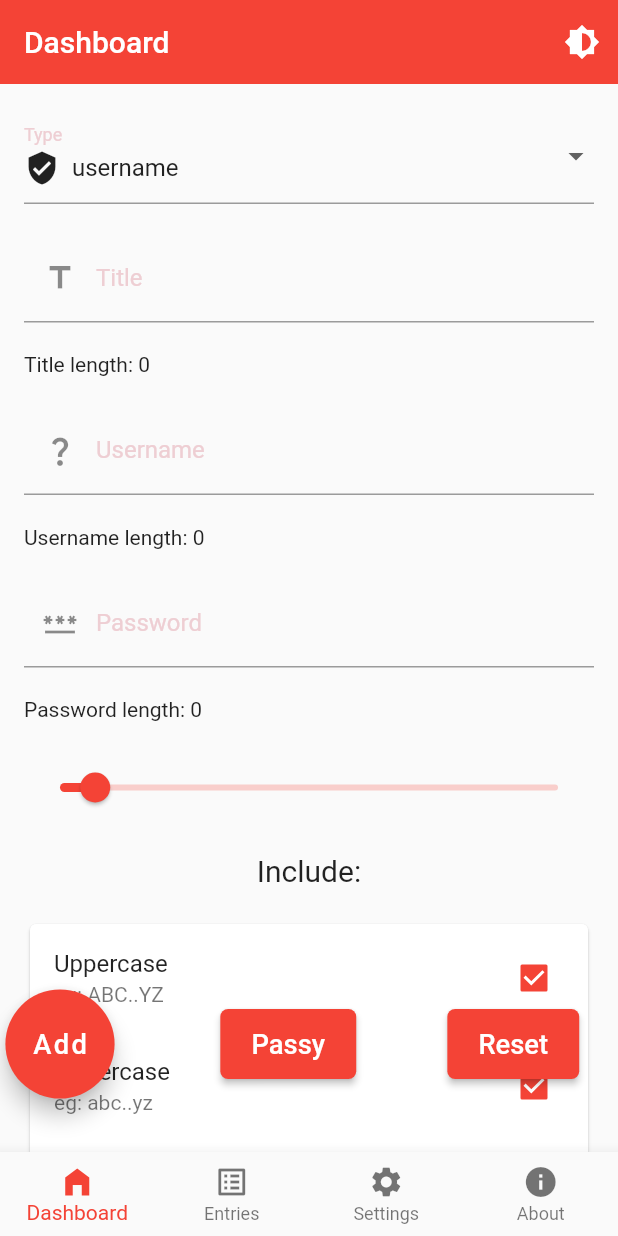
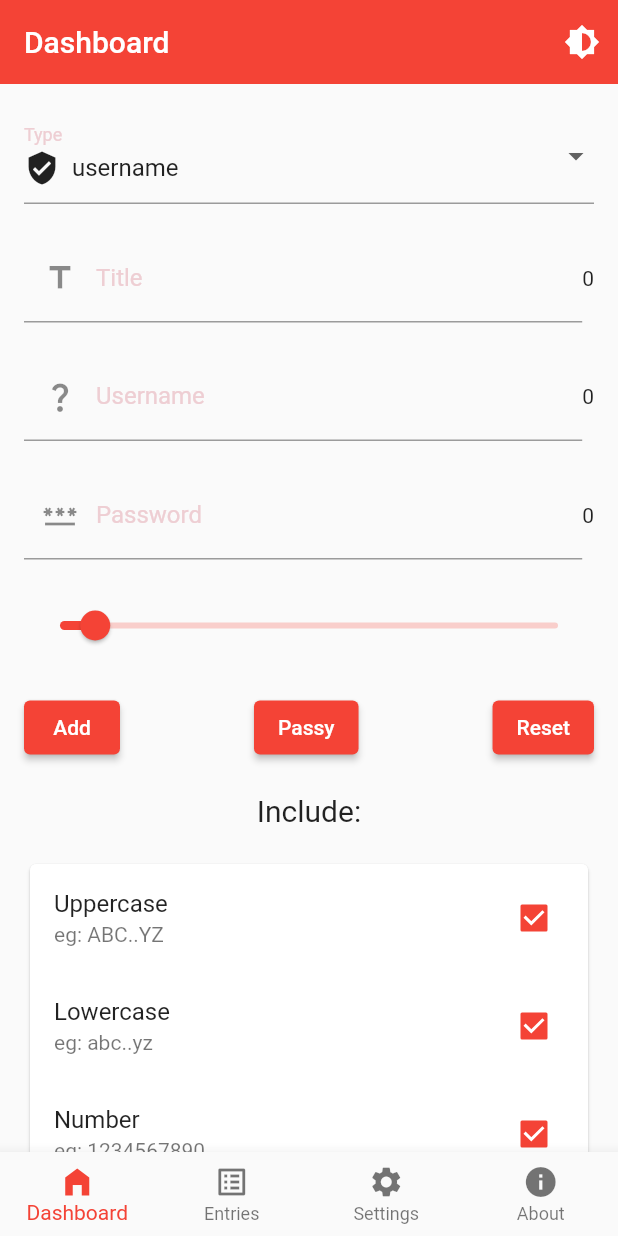
Before and after one commit to Crewdev7/New, a Flutter app: the screen it shows after launch, on a phone screen of 412 x 824 dp. Run offline on Flutter 3.47's test engine with Material 2 defaults, Android fonts, the phone set to English and light mode, and no system bars; our stand-ins replace cherry_toast, fluttertoast, motion_toast, shared_preferences, sqflite, sqflite_common_ffi; missing offline and left inert: window_size; accounts and stored records are empty; project files that could hold a hidden picture were left out.

Commit message:
loging enabled

```diff
--- a/lib/main.dart
+++ b/lib/main.dart
@@ -53,25 +53,23 @@ Future main() async {
         create: (context) => Sources(),
       ),
     ],
-    child: const PasswordManagerApp(),
+    child: PasswordManagerApp(),
   ));
-
-  // FlutterLocalNotificationsPlugin flutterLocalNotificationsPlugin =
-  //     FlutterLocalNotificationsPlugin();
-  // const AndroidInitializationSettings initializationSettingsAndroid =
-  //     AndroidInitializationSettings("@mipmap/ic_launcher");
-  // final InitializationSettings initializationSettings =
-  //     InitializationSettings(android: initializationSettingsAndroid);
-  // await flutterLocalNotificationsPlugin.initialize(initializationSettings);
 }
 
-class PasswordManagerApp extends StatelessWidget {
+class PasswordManagerApp extends StatefulWidget {
   const PasswordManagerApp({super.key});
+
+  @override
+  State<PasswordManagerApp> createState() => _PasswordManagerAppState();
+}
+
+class _PasswordManagerAppState extends State<PasswordManagerApp> {
+  AppProvider appState = new AppProvider();
 
   @override
   Widget build(BuildContext context) {
     var themeData = Provider.of<AppProvider>(context);
-    themeData.loadTheme();
 
     // var settingz = context.read<Sources>();
     // settingz.().then(
--- a/lib/src/models/app_model_provider.dart
+++ b/lib/src/models/app_model_provider.dart
@@ -10,12 +10,14 @@ class AppProvider extends ChangeNotifier {
     notifyListeners();
     final pref = await SharedPreferences.getInstance();
     await pref.setBool("darkTheme", isDark);
+    print("Theme set to isDark:$isDark");
   }
 
   Future<void> loadTheme() async {
     final pref = await SharedPreferences.getInstance();
     var isDark = pref.getBool("darkTheme");
     _isDarkMode = isDark!;
+    print("Theme loaded isDark:$isDark");
     notifyListeners();
   }
 }
--- a/lib/src/screens/add.dart
+++ b/lib/src/screens/add.dart
@@ -7,14 +7,9 @@ import 'package:provider/provider.dart';
 import '../globals.dart';
 import '../utils/mix.dart';
 
-class AddScreen extends StatefulWidget {
+class AddScreen extends StatelessWidget {
   const AddScreen({super.key});
 
-  @override
-  State<AddScreen> createState() => _AddScreenState();
-}
-
-class _AddScreenState extends State<AddScreen> {
   @override
   Widget build(BuildContext context) {
     return MyScaffold(
@@ -31,32 +26,11 @@ class _AddScreenState extends State<AddScreen> {
             ...[
               const CusInputTextFieldd(Key("title"), fields: InpputField.title),
 
-              Row(
-                children: [
-                  Text(
-                      "Title length: ${context.select((InputDataProvider p) => p.title.length)}"),
-                ],
-              ),
-
               const CusInputTextFieldd(Key("username"),
                   fields: InpputField.username),
 
-              Row(
-                children: [
-                  Text(
-                      "Username length: ${context.select((InputDataProvider p) => p.username.length)}"),
-                ],
-              ),
-
               const CusInputTextFieldd(Key("poassword"),
                   fields: InpputField.password),
-
-              Row(
-                children: [
-                  Text(
-                      "Password length: ${context.select((InputDataProvider p) => p.password.length)}"),
-                ],
-              ),
 
               Center(
                   child: Row(
@@ -74,7 +48,36 @@ class _AddScreenState extends State<AddScreen> {
                   // Text(getPasswordLimit.toString()),
                 ],
               )),
-
+              //Buttons
+              Row(
+                mainAxisAlignment: MainAxisAlignment.spaceBetween,
+                children: [
+                  ElevatedButton(
+                    onPressed: () {
+                      print("add");
+                      context
+                          .read<DataListProvider>()
+                          .add(context.read<InputDataProvider>().getInputData);
+                    },
+                    child: const Text("Add"),
+                  ),
+                  const SizedBox(
+                    width: 30,
+                  ),
+                  ElevatedButton(
+                      onPressed: () {
+                        var source = context.read<Sources>();
+                        source.getSource();
+                        context.read<InputDataProvider>().generatedPassword(
+                            source.source, source.getPasswordLimit);
+                      },
+                      child: const Text("Passy")),
+                  const SizedBox(
+                    width: 30,
+                  ),
+                  ElevatedButton(onPressed: () {}, child: const Text("Reset")),
+                ],
+              ),
               const Center(
                   child: Text("Include:", style: TextStyle(fontSize: 20))),
 // Move state up maybe
@@ -116,52 +119,6 @@ class _AddScreenState extends State<AddScreen> {
                     height: 20,
                   )
                 ]),
-          ],
-        ),
-      ),
-      floatingActionButton: Padding(
-        padding: const EdgeInsets.all(20.0),
-        child: Row(
-          mainAxisAlignment: MainAxisAlignment.spaceBetween,
-          children: [
-            Padding(
-              padding: const EdgeInsets.all(8.0),
-              child: Transform.scale(
-                scale: 1.3,
-                child: FloatingActionButton(
-                  onPressed: () {
-                    print("add");
-                    context
-                        .read<DataListProvider>()
-                        .add(context.read<InputDataProvider>().getInputData);
-                  },
-                  child: const Text("Add"),
-                ),
-              ),
-            ),
-            const SizedBox(
-              width: 30,
-            ),
-            Transform.scale(
-              scale: 1.3,
-              child: ElevatedButton(
-                  onPressed: () {
-                    var source = context.read<Sources>();
-
-                    source.getSource();
-                    context.read<InputDataProvider>().generatedPassword(
-                        source.source, source.getPasswordLimit);
-                  },
-                  child: const Text("Passy")),
-            ),
-            const SizedBox(
-              width: 30,
-            ),
-            Transform.scale(
-              scale: 1.3,
-              child:
-                  ElevatedButton(onPressed: () {}, child: const Text("Reset")),
-            ),
           ],
         ),
       ),
@@ -341,7 +298,7 @@ class CusInputTextFieldd extends StatelessWidget {
   void Function(String) getOnChanged(
     BuildContext context,
   ) {
-    final inpuData = Provider.of<InputDataProvider>(context);
+    final inpuData = context.read<InputDataProvider>();
 
     switch (fields) {
       case InpputField.username:
@@ -363,36 +320,41 @@ class CusInputTextFieldd extends StatelessWidget {
 
   Widget builtTextField(BuildContext context, TextEditingController text,
       void Function(String) onChanged) {
-    return TextField(
+    return Row(
+      children: [
+        Expanded(
+          child: TextField(
             controller: text,
             onChanged: onChanged,
             decoration: InputDecoration(
               labelText: getLabel(),
               prefixIcon: getLeadingIcon(),
             ),
+          ),
+        ),
+        Text(text.text.length.toString()),
+      ],
     );
   }
 
   @override
   Widget build(BuildContext context) {
     final txtCntl = TextEditingController();
-    return Consumer<InputDataProvider>(builder: (context, inputData, _) {
     void Function(String) onChanged = (v) {};
 
     switch (fields) {
       case InpputField.username:
-          txtCntl.text = inputData.username;
+        txtCntl.text = context.select((InputDataProvider p) => p.username);
         onChanged = getOnChanged(context);
         break;
 
       case InpputField.title:
-          txtCntl.text = inputData.title;
+        txtCntl.text = context.select((InputDataProvider p) => p.title);
         onChanged = getOnChanged(context);
         break;
 
       case InpputField.password:
-          txtCntl.text = inputData.password;
-          // ignore: unused_label
+        txtCntl.text = context.select((InputDataProvider p) => p.password);
         onChanged = getOnChanged(context);
         break;
       default:
@@ -401,20 +363,5 @@ class CusInputTextFieldd extends StatelessWidget {
     txtCntl.selection =
         TextSelection.fromPosition(TextPosition(offset: txtCntl.text.length));
     return builtTextField(context, txtCntl, onChanged);
-    });
   }
 }
-
-class LengthProvider extends StatelessWidget {
-  final int length;
-  const LengthProvider({super.key, required this.length});
-
-  @override
-  Widget build(BuildContext context) {
-    return Row(
-      children: [
-        Text(length.toString()),
-      ],
-    );
-  }
-}
--- a/pubspec.yaml
+++ b/pubspec.yaml
@@ -29,6 +29,7 @@ dependencies:
   sqflite: any
   sqflite_common_ffi: any
   path: any
+  path_provider: any
   async: any
 
   window_size:
```
Also changed, not shown: lib/src/globals.dart (+14 -0 lines), lib/src/models/add_model_provider.dart (+11 -48 lines), lib/src/models/list_model_provider.dart (+12 -0 lines), lib/src/screens/list.dart (+10 -16 lines), lib/src/screens/setting.dart (+7 -2 lines), pubspec.lock, 2 other files. Lines whose indentation alone changed are shown as unchanged.
